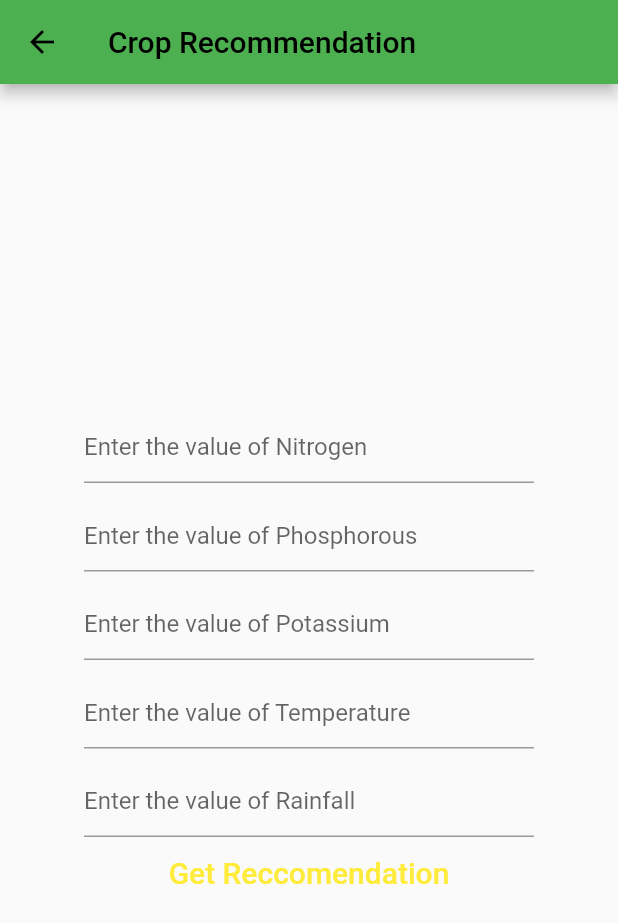
After one commit to ArushiDadhich/OptAgri, a Flutter app: the checkoutArya screen opened directly, after a tap on "Get Reccomendation", on a phone screen of 412 x 824 dp. The commit adds this screen. Shown: the top 923 px of the screen. Run offline on Flutter 3.47's test engine with Material 2 defaults, Android fonts, the phone set to English and light mode, and no system bars; missing offline and left inert: floating_action_bubble; network calls fail.

Commit message:
First commit

```diff
--- /dev/null
+++ b/lib/checkout_arya.dart
@@ -0,0 +1,117 @@
+import 'dart:convert';
+
+import 'package:flutter/material.dart';
+import 'function_dart.dart';
+
+class checkoutArya extends StatefulWidget{
+  _checkout createState()=> _checkout();
+}
+
+class _checkout extends State<checkoutArya> {
+  String url = '';
+  var data;
+  String output = 'Initial Output';
+  @override
+  Widget build(BuildContext context) {
+    return Scaffold(
+        appBar: AppBar(
+          title: Text('Crop Recommendation'),
+          // theme: ThemeData(
+          //     primarySwatch: Colors.green,
+          // ),
+          backgroundColor: Colors.green,
+        ),
+        body: Center(child: Container(
+            width: 300,
+            child: Column(
+              mainAxisAlignment: MainAxisAlignment.center,
+              children: [TextField(
+                  decoration: InputDecoration(
+                      focusedBorder: OutlineInputBorder(
+                        //border: OutlineInputBorder(
+                          borderRadius: BorderRadius.circular(21),
+                          borderSide: BorderSide(
+                              color: Colors.green,
+                              width: 2
+                          )
+                      ),
+                      hintText: "Enter the value of Nitrogen"
+                  )
+              ),
+                Container(height: 11,),
+                TextField(
+                    decoration: InputDecoration(
+                        focusedBorder:OutlineInputBorder (
+                          //border: OutlineInputBorder(
+                            borderRadius: BorderRadius.circular(21),
+                            borderSide: BorderSide(
+                                color: Colors.green,
+                                width: 2
+                            )
+                        ),
+                        hintText: "Enter the value of Phosphorous"
+                    )
+                ),
+                Container(height: 11,),
+
+                TextField(
+                    decoration: InputDecoration(
+                        focusedBorder:OutlineInputBorder (
+                          //border: OutlineInputBorder(
+                            borderRadius: BorderRadius.circular(21),
+                            borderSide: BorderSide(
+                                color: Colors.green,
+                                width: 2
+                            )
+                        ),
+                        hintText: "Enter the value of Potassium"
+                    )
+                ),
+                Container(height: 11,),
+                TextField(
+                    decoration: InputDecoration(
+                        focusedBorder: OutlineInputBorder(
+                          //border: OutlineInputBorder(
+
+                            borderRadius: BorderRadius.circular(21),
+                            borderSide: BorderSide(
+                                color: Colors.green,
+                                width: 2
+                            )
+                        ),
+                        hintText: "Enter the value of Temperature"
+                    )
+                ),
+                Container(height: 11,),
+                TextField(
+                    decoration: InputDecoration(
+                        focusedBorder: OutlineInputBorder(
+                          //border: OutlineInputBorder(
+                            borderRadius: BorderRadius.circular(21),
+                            borderSide: BorderSide(
+                                color: Colors.green,
+                                width: 2
+                            )
+                        ),
+                        hintText: "Enter the value of Rainfall"
+                    )
+                ),
+                TextButton(onPressed: () async {
+                  data = await fetchdata(url);
+                  var decoded = jsonDecode(data);
+                  setState(() {
+                    output = decoded['output'];
+                  });
+                }, child: Text(
+                    'Get Reccomendation',
+                     style: TextStyle(fontSize: 20),
+                ))
+              ],
+            )
+        )
+        )
+    );
+
+  }
+
+}
--- /dev/null
+++ b/lib/function_dart.dart
@@ -0,0 +1,6 @@
+import 'package:http/http.dart' as http;
+
+fetchdata(String url) async {
+  http.Response response = await http.get(Uri.parse(url));
+  return response.body;
+}
--- a/lib/main.dart
+++ b/lib/main.dart
@@ -1,5 +1,7 @@
 import 'package:floating_action_bubble/floating_action_bubble.dart';
 import 'package:flutter/material.dart';
+import 'checkout_arya.dart';
+import 'package:http/http.dart';
 
 void main() {
   runApp(const MyApp());
@@ -60,13 +62,20 @@ class _MyHomePageState extends State<MyHomePage>
         floatingActionButton: FloatingActionBubble(
           items: <Bubble>[
             Bubble(
-              title: "Sechan",
+              title: "Crop Recommendation",
               iconColor: Colors.white,
               bubbleColor: Colors.black,
               icon: Icons.water_drop,
               titleStyle: TextStyle(fontSize: 18, color: Colors.white),
               onPress: () {
-                _animationController!.reverse();
+                Navigator.push(context,
+                MaterialPageRoute(builder: (BuildContext context)
+                {
+                  return checkoutArya();
+                },
+                ),
+                );
+                //_animationController!.reverse();
               },
             ),
             Bubble(
--- a/pubspec.yaml
+++ b/pubspec.yaml
@@ -30,6 +30,8 @@ environment:
 dependencies:
   flutter:
     sdk: flutter
+
+  http:
 
 
   # The following adds the Cupertino Icons font to your application.
```
Also changed, not shown: pubspec.lock.
